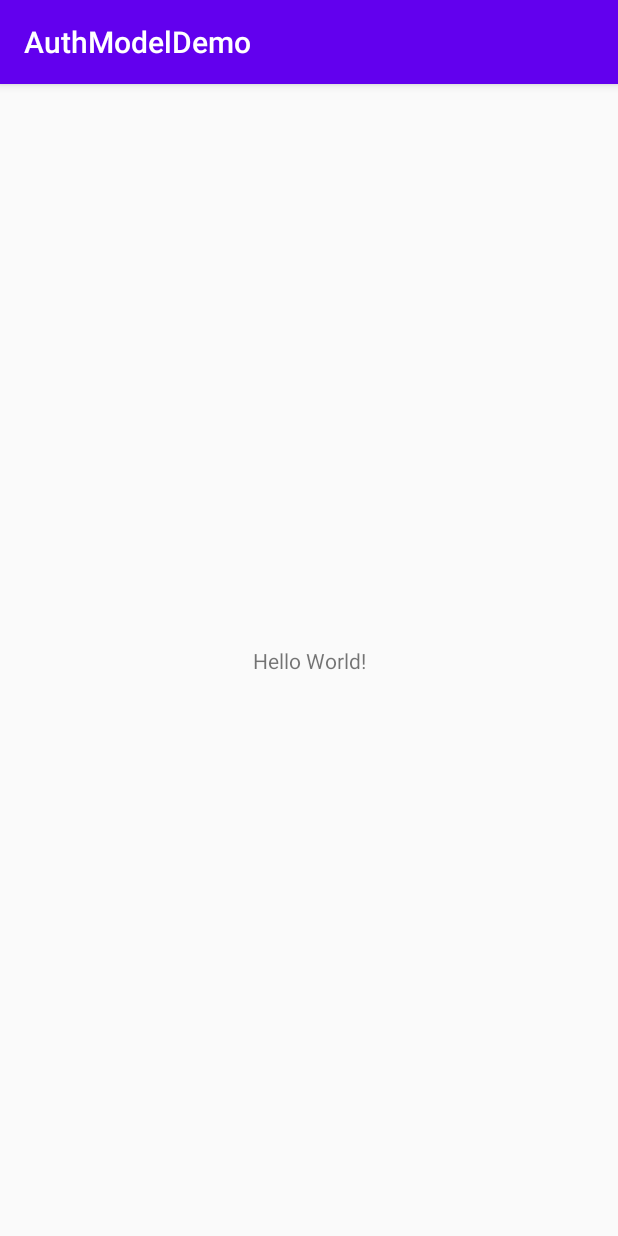
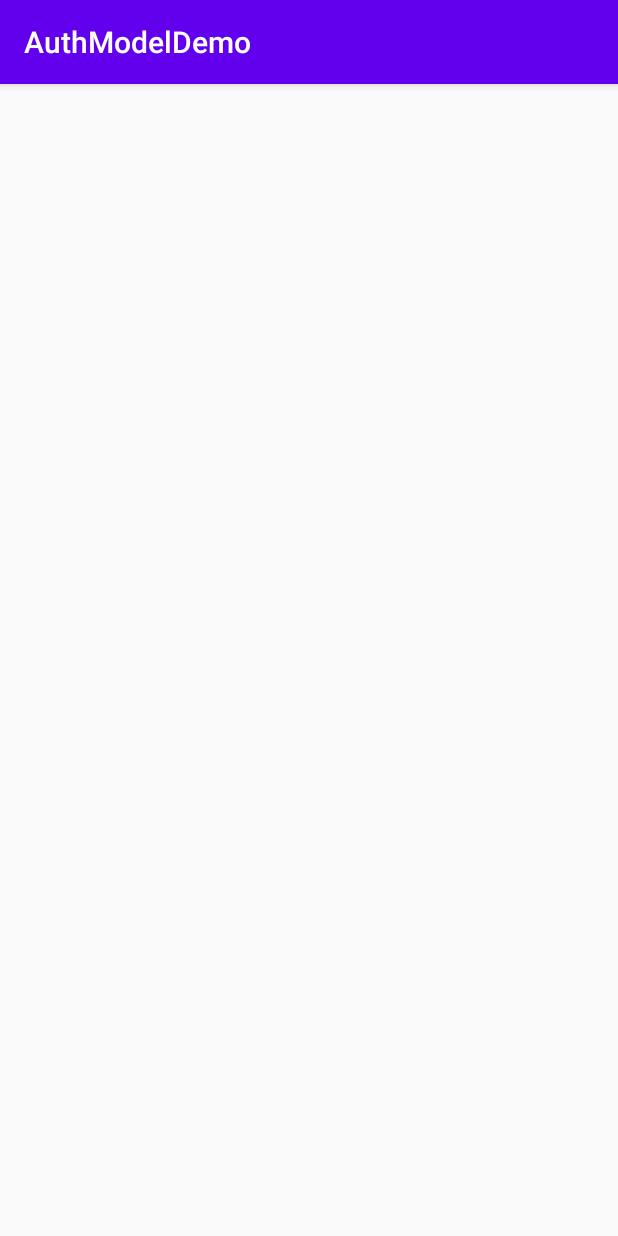
Before and after one commit to jizhangattw/auth-model-demo, an Android app: the screen it shows after launch (MainActivity), on a phone screen of 412 x 824 dp. Run offline under Robolectric (Android 15) with nearby library versions, the phone set to English and light mode, and no system bars.

Commit message:
remove unused code

```diff
--- a/app/src/main/java/com/thoughtworks/data/authmodeldemo/MainActivity.kt
+++ b/app/src/main/java/com/thoughtworks/data/authmodeldemo/MainActivity.kt
@@ -1,29 +1,13 @@
 package com.thoughtworks.data.authmodeldemo
 
+import android.os.Bundle
 import androidx.appcompat.app.AppCompatActivity
-import android.os.Bundle
-import kotlinx.android.synthetic.main.activity_main.*
 
 class MainActivity : AppCompatActivity() {
 
     override fun onCreate(savedInstanceState: Bundle?) {
         super.onCreate(savedInstanceState)
         setContentView(R.layout.activity_main)
-
-        // Example of a call to a native method
-        sample_text.text = stringFromJNI()
     }
 
-    /**
-     * A native method that is implemented by the 'native-lib' native library,
-     * which is packaged with this application.
-     */
-    external fun stringFromJNI(): String
-
-    companion object {
-        // Used to load the 'native-lib' library on application startup.
-        init {
-            System.loadLibrary("native-lib")
-        }
-    }
 }
--- a/app/src/main/res/layout/activity_main.xml
+++ b/app/src/main/res/layout/activity_main.xml
@@ -6,14 +6,4 @@
     android:layout_height="match_parent"
     tools:context=".MainActivity">
 
-    <TextView
-        android:id="@+id/sample_text"
-        android:layout_width="wrap_content"
-        android:layout_height="wrap_content"
-        android:text="Hello World!"
-        app:layout_constraintBottom_toBottomOf="parent"
-        app:layout_constraintLeft_toLeftOf="parent"
-        app:layout_constraintRight_toRightOf="parent"
-        app:layout_constraintTop_toTopOf="parent" />
-
 </androidx.constraintlayout.widget.ConstraintLayout>
```
Also changed, not shown: 1 other file.
